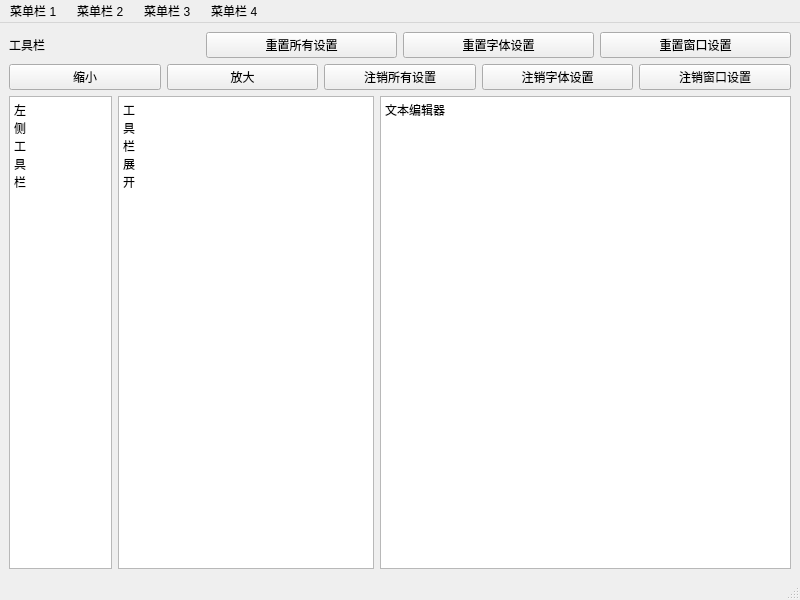
supine0703/qt-settings, file mainwindow.ui: the form before one commit.
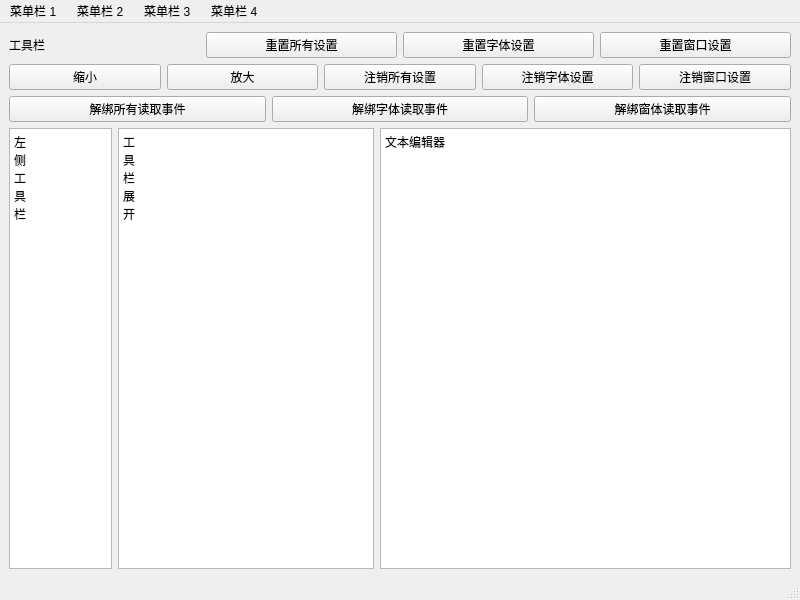
The form after the commit.

```diff
--- a/mainwindow.ui
+++ b/mainwindow.ui
@@ -14,9 +14,9 @@
    <string>MainWindow</string>
   </property>
   <widget class="QWidget" name="centralwidget">
-   <layout class="QVBoxLayout" name="verticalLayout" stretch="0,0,0">
+   <layout class="QVBoxLayout" name="verticalLayout" stretch="0,0,0,0">
     <item>
-     <layout class="QHBoxLayout" name="horizontalLayout_3">
+     <layout class="QHBoxLayout" name="horizontalLayout_2">
       <item>
        <widget class="QLabel" name="label">
         <property name="text">
@@ -48,7 +48,7 @@
      </layout>
     </item>
     <item>
-     <layout class="QHBoxLayout" name="horizontalLayout_2">
+     <layout class="QHBoxLayout" name="horizontalLayout_3">
       <item>
        <widget class="QPushButton" name="pushButton_minus">
         <property name="text">
@@ -86,6 +86,31 @@
       </item>
      </layout>
     </item>
+    <item>
+     <layout class="QHBoxLayout" name="horizontalLayout_4">
+      <item>
+       <widget class="QPushButton" name="pushButton_dc_all">
+        <property name="text">
+         <string>解绑所有读取事件</string>
+        </property>
+       </widget>
+      </item>
+      <item>
+       <widget class="QPushButton" name="pushButton_dc_font">
+        <property name="text">
+         <string>解绑字体读取事件</string>
+        </property>
+       </widget>
+      </item>
+      <item>
+       <widget class="QPushButton" name="pushButton_dc_window">
+        <property name="text">
+         <string>解绑窗体读取事件</string>
+        </property>
+       </widget>
+      </item>
+     </layout>
+    </item>
     <item>
      <layout class="QHBoxLayout" name="horizontalLayout" stretch="2,0,8">
       <item>
```
